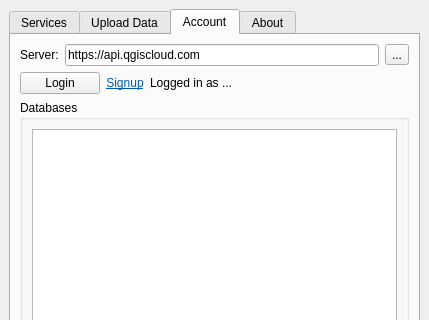
Qt form qgiscloud/ui_qgiscloudplugin.ui (qgiscloud/qgis-cloud-plugin) before a commit; both pictures show x 0 to 429 and y 0 to 320 of the 429 by 602 pixel window.
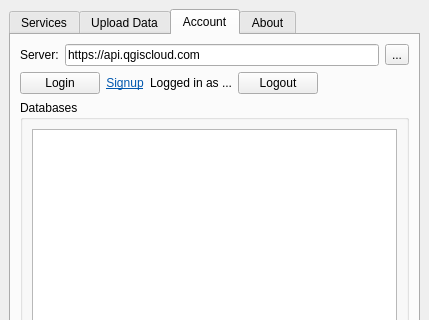
The same form after that commit. The open tabs and pages were chosen to show the change. Icons and pictures are not drawn.

Commit message: Logout button

```diff
--- a/qgiscloud/ui_qgiscloudplugin.ui
+++ b/qgiscloud/ui_qgiscloudplugin.ui
@@ -528,6 +528,13 @@
             </property>
            </widget>
           </item>
+          <item>
+           <widget class="QPushButton" name="btnLogout">
+            <property name="text">
+             <string>Logout</string>
+            </property>
+           </widget>
+          </item>
           <item>
            <spacer name="horizontalSpacer_5">
             <property name="orientation">
```
The commit also changes 5 other files.
